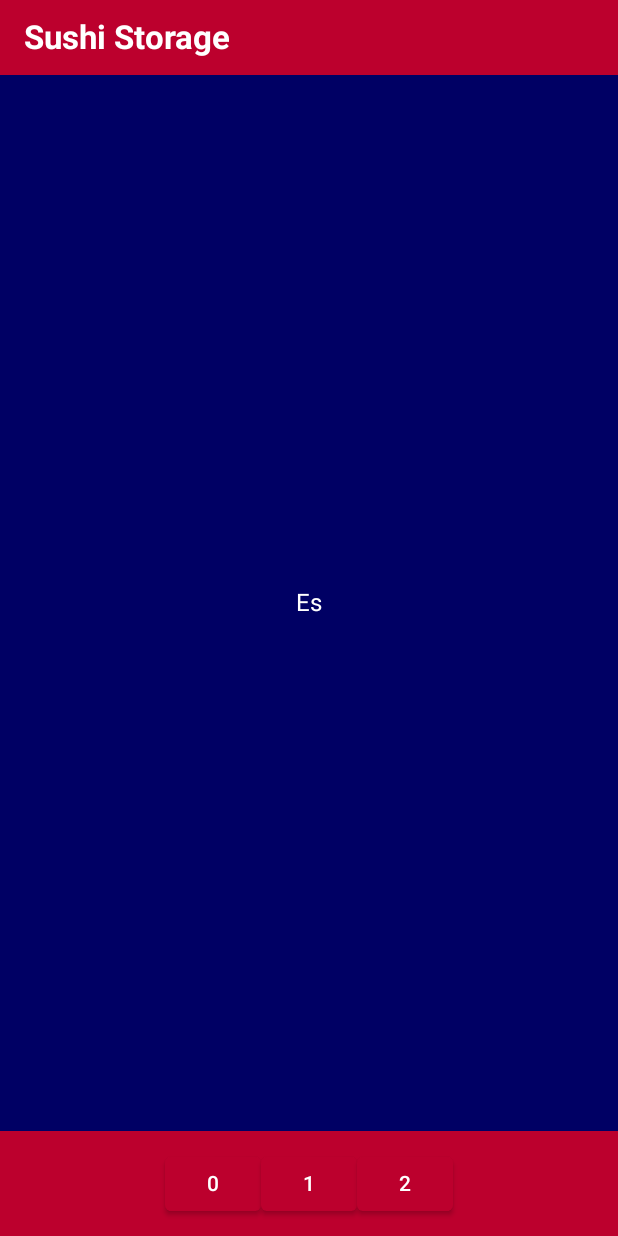
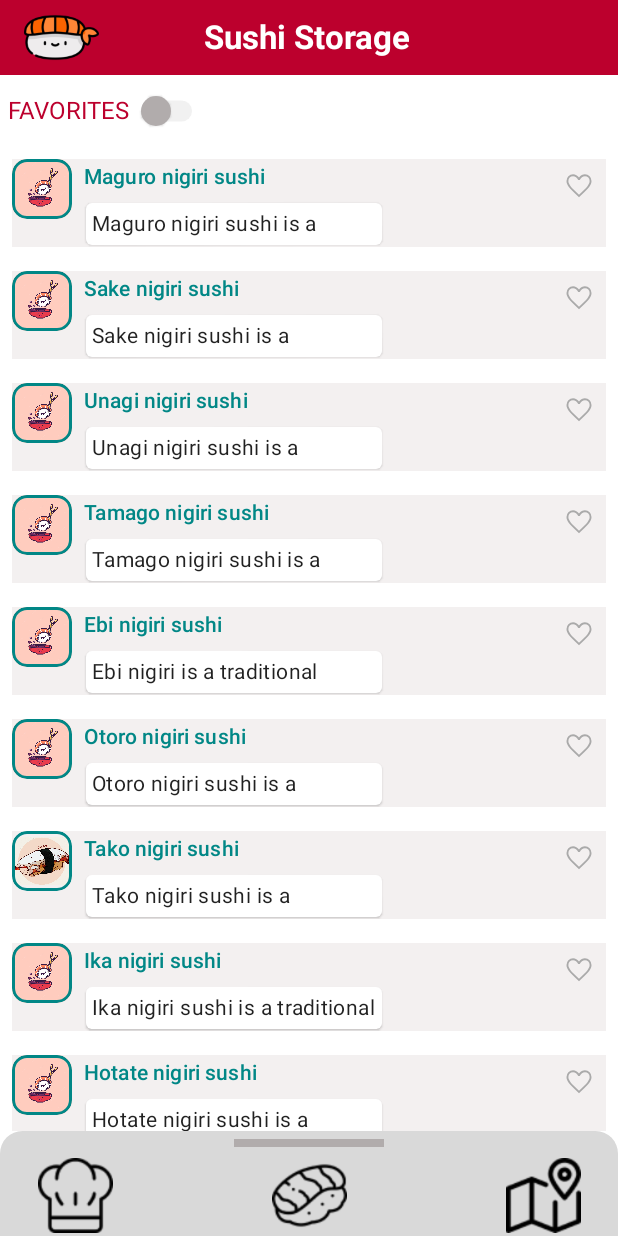
Before and after one commit to TheRealPad/sushiStorage, an Android app built with Jetpack Compose: the screen it shows after launch (MainActivity), on a phone screen of 412 x 824 dp. Run offline under Robolectric (Android 15) with nearby library versions, the light colour scheme and no system bars; our stand-ins replace accompanist.

Commit message:
[Fix] scrolling reaction

```diff
--- a/android/app/build.gradle
+++ b/android/app/build.gradle
@@ -62,4 +62,5 @@ dependencies {
     androidTestImplementation "androidx.compose.ui:ui-test-junit4:$compose_ui_version"
     debugImplementation "androidx.compose.ui:ui-tooling:$compose_ui_version"
     debugImplementation "androidx.compose.ui:ui-test-manifest:$compose_ui_version"
+    implementation "com.google.accompanist:accompanist-systemuicontroller:0.27.0"
 }
--- a/android/app/src/main/java/com/example/mobile/MainActivity.kt
+++ b/android/app/src/main/java/com/example/mobile/MainActivity.kt
@@ -1,5 +1,6 @@
 package com.example.mobile
 
+import SushiList
 import android.os.Bundle
 import androidx.activity.ComponentActivity
 import androidx.activity.compose.setContent
@@ -17,14 +18,12 @@ import com.example.mobile.bottomBar.BottomBar
 import androidx.compose.material.MaterialTheme
 import androidx.compose.material.Surface
 import androidx.compose.runtime.*
-import androidx.compose.ui.platform.LocalContext
 import androidx.compose.ui.unit.dp
+import com.example.mobile.data.SampleData
 import com.example.mobile.screens.screenA
-import com.example.mobile.screens.screenB
 import com.example.mobile.screens.screenC
 import com.example.mobile.screens.scrollPage.ScrollPage
 import com.example.mobile.topBar.TopBar
-import com.example.mobile.utils.FavoriteStore
 
 class MainActivity : ComponentActivity() {
     override fun onCreate(savedInstanceState: Bundle?) {
@@ -37,10 +36,11 @@ class MainActivity : ComponentActivity() {
 
 @Composable
 fun App() {
-    val context = LocalContext.current
-    val store = FavoriteStore(context)
-    val tokenText = store.getFavorites.collectAsState(initial = "")
-    val screenList: List<@Composable () -> Unit> = listOf({ screenA() }, { screenB() }, { screenC() })
+    val screenList: List<@Composable () -> Unit> = listOf(
+        { screenA() },
+        { SushiList(sushis = SampleData.sushiSample) },
+        { screenC() }
+    )
     MobileTheme {
         Surface(
             modifier = Modifier.fillMaxSize(),
--- a/android/app/src/main/java/com/example/mobile/bottomBar/BottomBar.kt
+++ b/android/app/src/main/java/com/example/mobile/bottomBar/BottomBar.kt
@@ -1,22 +1,29 @@
 package com.example.mobile.bottomBar
 
 import android.content.res.Configuration
+import androidx.compose.foundation.Image
 import androidx.compose.foundation.background
+import androidx.compose.foundation.clickable
+import androidx.compose.foundation.interaction.MutableInteractionSource
 import androidx.compose.foundation.layout.*
+import androidx.compose.foundation.shape.CircleShape
+import androidx.compose.foundation.shape.RoundedCornerShape
 import androidx.compose.runtime.Composable
 import androidx.compose.ui.Alignment
 import androidx.compose.ui.Modifier
 import androidx.compose.ui.unit.dp
-import androidx.compose.material.Button
 import androidx.compose.material.MaterialTheme
 import androidx.compose.material.Surface
-import androidx.compose.material.Text
 import androidx.compose.runtime.mutableStateOf
 import androidx.compose.runtime.remember
+import androidx.compose.ui.draw.clip
 import androidx.compose.ui.graphics.Color
+import androidx.compose.ui.layout.ContentScale
 import androidx.compose.ui.res.painterResource
 import androidx.compose.ui.tooling.preview.Preview
 import com.example.mobile.R
+import com.example.mobile.ui.theme.DarkGrey
+import com.example.mobile.ui.theme.Grey
 import com.example.mobile.ui.theme.MobileTheme
 
 @Preview(name = "Light Mode")
@@ -27,7 +34,7 @@ import com.example.mobile.ui.theme.MobileTheme
 )
 @Composable
 fun PreviewBottomBar() {
-    val (indexDisplay, setIndexDisplay) = remember { mutableStateOf(0) }
+    val (indexDisplay, setIndexDisplay) = remember { mutableStateOf(3) }
     MobileTheme {
         Surface {
             BottomBar(indexDisplay, setIndexDisplay)
@@ -35,19 +42,53 @@ fun PreviewBottomBar() {
     }
 }
 
+
 @Composable
 fun BottomBar(numberPage: Int, setIndexDisplay: (Int) -> Unit) {
+    val iconList = listOf<Int>(R.drawable.chef_hat, R.drawable.sushi_button, R.drawable.map_button)
+    val interactionSource = remember { MutableInteractionSource() }
     Row(
         modifier = Modifier
             .fillMaxWidth()
             .height(70.dp)
-            .background(MaterialTheme.colors.primary, shape = MaterialTheme.shapes.large),
+            .clip(shape = RoundedCornerShape(15.dp, 15.dp, 0.dp, 0.dp))
+            .background(Grey, shape = MaterialTheme.shapes.large),
         horizontalArrangement = Arrangement.Center,
         verticalAlignment = Alignment.CenterVertically,
     ) {
-        repeat(numberPage) { index ->
-            Button(onClick = { setIndexDisplay(index) }) {
-                Text(text = "$index")
+        Column(modifier = Modifier,
+        horizontalAlignment = Alignment.CenterHorizontally) {
+            Box(modifier = Modifier
+                .padding(vertical = 5.dp)
+                .background(DarkGrey)
+                .width(100.dp)
+                .clip(shape = CircleShape)
+                .height(5.dp))
+            Row(modifier =Modifier
+                .fillMaxWidth(),
+                horizontalArrangement = Arrangement.SpaceBetween,
+            ) {
+                repeat(numberPage) { index ->
+                    Box(
+                        modifier = Modifier
+                            .background(Color.Transparent)
+                            .clickable(
+                                interactionSource = interactionSource,
+                                indication = null,
+                                onClick = { setIndexDisplay(index) })
+                            .size(100.dp),
+                        contentAlignment = Alignment.Center,
+                    ) {
+                        Image(
+                            modifier = Modifier
+                                .background(Color.Transparent)
+                                .size(50.dp),
+                            contentScale = ContentScale.Crop,
+                            painter = painterResource(id = iconList[index]),
+                            contentDescription = "icon"
+                        )
+                    }
+                }
             }
         }
     }
--- a/android/app/src/main/java/com/example/mobile/data/SampleData.kt
+++ b/android/app/src/main/java/com/example/mobile/data/SampleData.kt
@@ -5,7 +5,6 @@ import com.example.mobile.R
 import java.util.*
 
 object SampleData {
-    // Sample conversation data
     val sushiSample = listOf(
         Sushi(
             UUID.randomUUID(),
@@ -77,6 +76,5 @@ object SampleData {
                     "The fish is sometimes seared with a blowtorch until lightly charred. Traditionally, this type of sushi is eaten by hand in a single bite. It's usually accompanied by soy sauce, wasabi, or pickled ginger (gari) on the side. The lower quality version of this dish is known as buri nigiri sushi, prepared with older and bigger yellowtail tuna.",
             R.drawable.icon_sushi
         ),
-
     )
 }
--- a/android/app/src/main/java/com/example/mobile/screens/favoritePage/Favorite.kt
+++ /dev/null
@@ -1,40 +0,0 @@
-package com.example.mobile.screens.favoritePage
-
-import SushiCard
-import androidx.compose.foundation.background
-import androidx.compose.foundation.layout.Box
-import androidx.compose.foundation.layout.Column
-import androidx.compose.foundation.lazy.LazyColumn
-import androidx.compose.foundation.lazy.items
-import androidx.compose.material.MaterialTheme
-import androidx.compose.material.Text
-import androidx.compose.runtime.Composable
-import androidx.compose.ui.Modifier
-import androidx.compose.ui.platform.LocalContext
-import androidx.compose.ui.res.stringResource
-import androidx.compose.ui.tooling.preview.Preview
-import com.example.mobile.R
-import com.example.mobile.data.SampleData
-import com.example.mobile.utils.FavoriteStore
-
-@Composable
-fun Favorite(favorites: String, store: FavoriteStore) {
-    val favoriteSushi = favorites.split(",")
-    val sushis = SampleData.sushiSample.filter { sushi -> favoriteSushi.any { p -> p == sushi.uuid.toString() } }
-    Column() {
-        Text(text = stringResource(R.string.landing_page))
-        LazyColumn {
-            items(sushis) { sushi ->
-                SushiCard(sushi, store)
-            }
-        }
-    }
-}
-
-@Preview
-@Composable
-fun PreviewFavoritePage() {
-    Box(modifier = Modifier.background(MaterialTheme.colors.primary)) {
-        Favorite(favorites = "Maguro nigiri sushi", FavoriteStore(LocalContext.current))
-    }
-}
--- a/android/app/src/main/java/com/example/mobile/screens/scrollPage/Scroll.kt
+++ b/android/app/src/main/java/com/example/mobile/screens/scrollPage/Scroll.kt
@@ -1,12 +1,10 @@
 package com.example.mobile.screens.scrollPage
-import androidx.compose.foundation.background
 import androidx.compose.foundation.horizontalScroll
 import androidx.compose.foundation.layout.*
 import androidx.compose.foundation.rememberScrollState
 import androidx.compose.runtime.*
 import androidx.compose.ui.Alignment
 import androidx.compose.ui.Modifier
-import androidx.compose.ui.graphics.Color
 import androidx.compose.ui.platform.LocalConfiguration
 import androidx.compose.ui.platform.LocalDensity
 import androidx.compose.ui.unit.dp
@@ -42,7 +40,6 @@ private fun ScrollBoxes(screenList: List<@Composable () -> Unit>, indexDisplay:
     ) {
         repeat(screenList.size) { index ->
             val boxModifier = Modifier
-                .background(Color(0, 0, index * 100))
                 .width(configuration.screenWidthDp.dp)
                 .fillMaxHeight()
 
@@ -60,8 +57,9 @@ private fun ScrollBoxes(screenList: List<@Composable () -> Unit>, indexDisplay:
     LaunchedEffect(scrollState.isScrollInProgress) {
         if (!scrollState.isScrollInProgress) {
             val index = findClosestIndex(scrollState.value, screenPositions)
-            /*setIndexDisplay(index)*/
-            scope.launch { scrollState.animateScrollTo(screenPositions[index]) }
+            setIndexDisplay(index)
+            if (index != currentIndexDisplay || scrollState.value != screenPositions[index])
+                scope.launch { scrollState.animateScrollTo(screenPositions[index]) }
         }
     }
     DisposableEffect(currentIndexDisplay) {
--- /dev/null
+++ b/android/app/src/main/java/com/example/mobile/screens/sushiListPage/Filters.kt
@@ -0,0 +1,40 @@
+package com.example.mobile.screens.sushiListPage
+
+import androidx.compose.foundation.layout.Arrangement
+import androidx.compose.foundation.layout.Row
+import androidx.compose.foundation.layout.padding
+import androidx.compose.foundation.layout.size
+import androidx.compose.material.*
+import androidx.compose.material.icons.Icons
+import androidx.compose.material.icons.filled.Check
+import androidx.compose.runtime.*
+import androidx.compose.ui.Alignment
+import androidx.compose.ui.Modifier
+import androidx.compose.ui.graphics.Color
+import androidx.compose.ui.unit.dp
+import com.example.mobile.ui.theme.DarkGrey
+import com.example.mobile.ui.theme.Grey
+
+@Composable
+fun Filters(displayFavoriteSushi: Boolean, setDisplayFavoriteSushi: (Boolean) -> Unit) {
+    Row(
+        modifier = Modifier
+            .padding(horizontal = 5.dp),
+        verticalAlignment = Alignment.CenterVertically,
+        horizontalArrangement = Arrangement.Center
+    ) {
+        Text(text = "FAVORITES", color = MaterialTheme.colors.primary)
+        Switch(
+            checked = displayFavoriteSushi,
+            onCheckedChange = {
+                setDisplayFavoriteSushi(it)
+            },
+            colors = SwitchDefaults.colors(
+                checkedThumbColor = Color.Red,
+                checkedTrackColor = Color.Black,
+                uncheckedThumbColor = DarkGrey,
+                uncheckedTrackColor = Grey,
+            )
+        )
+    }
+}
--- a/android/app/src/main/java/com/example/mobile/screens/sushiListPage/List.kt
+++ b/android/app/src/main/java/com/example/mobile/screens/sushiListPage/List.kt
@@ -1,14 +1,33 @@
+import androidx.compose.foundation.layout.Column
 import androidx.compose.foundation.lazy.LazyColumn
 import androidx.compose.foundation.lazy.items
-import androidx.compose.runtime.Composable
+import androidx.compose.runtime.*
+import androidx.compose.ui.platform.LocalContext
+import com.example.mobile.data.SampleData
 import com.example.mobile.dto.Sushi
+import com.example.mobile.screens.sushiListPage.Filters
 import com.example.mobile.utils.FavoriteStore
 
 @Composable
-fun SushiList(sushis: List<Sushi>, store: FavoriteStore) {
-    LazyColumn {
-        items(sushis) { sushi ->
-            SushiCard(sushi, store)
+fun SushiList(sushis: List<Sushi>) {
+    val context = LocalContext.current
+    val store = FavoriteStore(context)
+    val tokenText = store.getFavorites.collectAsState(initial = "")
+    val favoriteSushiId = tokenText.value.split(",")
+    val favoriteSushi = SampleData.sushiSample.filter { sushi -> favoriteSushiId.any { p -> p == sushi.uuid.toString() } }
+    var (displayFavorite, setDisplayFavorite) = remember { mutableStateOf(false) }
+
+    Column {
+        Filters(displayFavorite, setDisplayFavorite)
+        LazyColumn {
+            if (displayFavorite)
+                items(favoriteSushi) { sushi ->
+                    SushiCard(sushi, store)
+                }
+            else
+                items(sushis) { sushi ->
+                    SushiCard(sushi, store)
+                }
         }
     }
 }
--- a/android/app/src/main/java/com/example/mobile/screens/sushiListPage/Sushi.kt
+++ b/android/app/src/main/java/com/example/mobile/screens/sushiListPage/Sushi.kt
@@ -21,6 +21,7 @@ import androidx.compose.ui.tooling.preview.Preview
 import androidx.compose.ui.unit.dp
 import com.example.mobile.R
 import com.example.mobile.dto.Sushi
+import com.example.mobile.ui.theme.LightGrey
 import com.example.mobile.ui.theme.MobileTheme
 import com.example.mobile.utils.FavoriteStore
 import kotlinx.coroutines.CoroutineScope
@@ -48,7 +49,11 @@ fun PreviewSushiCard() {
 
 @Composable
 fun SushiCard(sushi: Sushi, store: FavoriteStore) {
-    Row(modifier = Modifier.padding(all = 8.dp)) {
+    Row(
+        modifier = Modifier
+            .padding(all = 8.dp)
+            .background(color = LightGrey)
+    ) {
         SushiIcon(icon = sushi.iconId)
         Spacer(modifier = Modifier.width(8.dp))
         SushiData(name = sushi.name, description = sushi.description)
--- a/android/app/src/main/java/com/example/mobile/topBar/TopBar.kt
+++ b/android/app/src/main/java/com/example/mobile/topBar/TopBar.kt
@@ -1,5 +1,6 @@
 package com.example.mobile.topBar
 import android.content.res.Configuration
+import androidx.compose.foundation.Image
 import androidx.compose.foundation.background
 import androidx.compose.foundation.layout.*
 import androidx.compose.runtime.Composable
@@ -9,6 +10,7 @@ import androidx.compose.ui.unit.dp
 import androidx.compose.material.MaterialTheme
 import androidx.compose.material.Surface
 import androidx.compose.material.Text
+import androidx.compose.ui.res.painterResource
 import androidx.compose.ui.res.stringResource
 import androidx.compose.ui.text.font.FontWeight
 import androidx.compose.ui.tooling.preview.Preview
@@ -43,11 +45,15 @@ fun TopBar() {
         horizontalArrangement = Arrangement.Start,
         verticalAlignment = Alignment.CenterVertically
     ) {
+        Box(modifier = Modifier.absolutePadding(right = 70.dp)) {
+            Image(painter = painterResource(id = R.drawable.sushi_top_bar), contentDescription = "")
+        }
         Text(
             text = stringResource(id = R.string.app_name),
             fontWeight = FontWeight.Bold,
             color = MaterialTheme.colors.onPrimary,
             fontSize = 22.sp
         )
+        Box() {}
     }
 }
--- a/android/app/src/main/java/com/example/mobile/ui/theme/Color.kt
+++ b/android/app/src/main/java/com/example/mobile/ui/theme/Color.kt
@@ -6,3 +6,5 @@ val Red = Color(0xFFBC002D)
 val White = Color(0xFFFFFFFF)
 val Black = Color(0xFF000000)
 val Grey = Color(0xFFD9D9D9)
+val DarkGrey = Color(0xFFB1ACAC)
+val LightGrey = Color(0xFFF3F0F0)
--- a/android/app/src/main/java/com/example/mobile/ui/theme/Theme.kt
+++ b/android/app/src/main/java/com/example/mobile/ui/theme/Theme.kt
@@ -5,6 +5,7 @@ import androidx.compose.foundation.layout.*
 import androidx.compose.material.*
 import androidx.compose.runtime.Composable
 import androidx.compose.ui.graphics.Color
+import com.google.accompanist.systemuicontroller.rememberSystemUiController
 
 
 private val DarkColorPalette = darkColors(
@@ -31,6 +32,11 @@ private val LightColorPalette = lightColors(
 
 @Composable
 fun MobileTheme(darkTheme: Boolean = isSystemInDarkTheme(), content: @Composable () -> Unit) {
+    val systemUiController = rememberSystemUiController()
+    systemUiController.setSystemBarsColor(
+        color = Red
+    )
+    systemUiController.setNavigationBarColor(color = Color.Black)
     val colors = if (darkTheme) {
         DarkColorPalette
     } else {
```
Also changed, not shown: android/app/src/main/res/drawable/chef_hat.png (added), android/app/src/main/res/drawable/map_button.png (added), android/app/src/main/res/drawable/sushi_button.png (added), android/app/src/main/res/drawable/sushi_top_bar.png (added).
